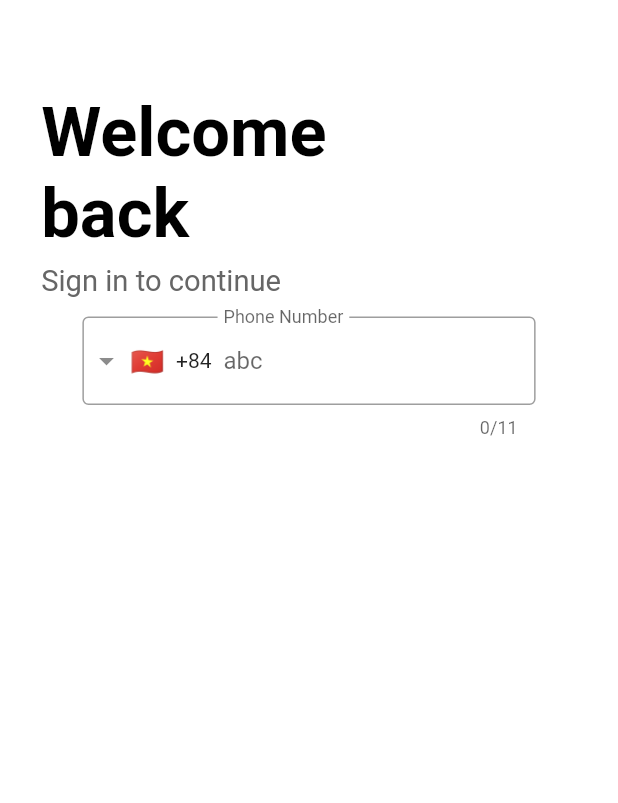
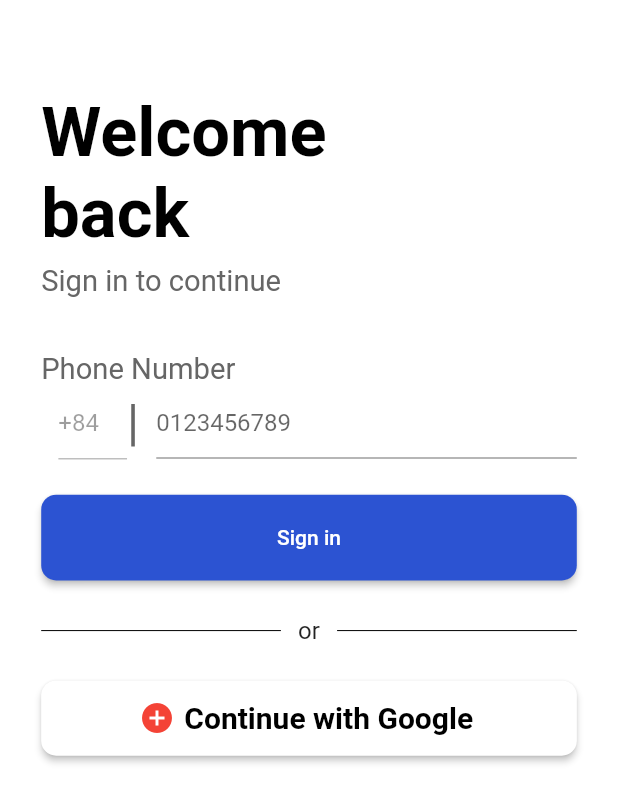
Before and after one commit to FPTUCapstone/CapstoneEmpireMobile, a Flutter app: the screen it shows after launch, on a phone screen of 412 x 824 dp. Shown: the top 803 px of the screen. Run offline on Flutter 3.47's test engine with Material 2 defaults, Android fonts, the phone set to English and light mode, and no system bars; drawn by our look-alikes of intl_phone_field; our stand-ins replace flutter_screenutil, get, pinput.

Commit message:
Done Pinput Screen Without Connect Firebase

```diff
--- a/lib/main.dart
+++ b/lib/main.dart
@@ -1,4 +1,6 @@
 import 'package:empiregarage_mobile/routes/routes.dart';
+import 'package:empiregarage_mobile/screens/login/login_screen.dart';
+import 'package:empiregarage_mobile/screens/login/otp_confirmation.dart';
 import 'package:empiregarage_mobile/screens/welcome/welcome_screen.dart';
 import 'package:flutter/material.dart';
 import 'package:get/get.dart';
@@ -30,7 +32,7 @@ class MyApp extends StatelessWidget {
           home: child,
         );
       },
-      child: const WelcomeScreen(),
+      child: const LoginScreen(),
     );
   }
 }
--- a/lib/screens/login/login_screen.dart
+++ b/lib/screens/login/login_screen.dart
@@ -1,7 +1,7 @@
+import 'package:empiregarage_mobile/screens/login/otp_confirmation.dart';
 import 'package:empiregarage_mobile/utilities/colors.dart';
 import 'package:flutter/material.dart';
 import 'package:flutter_screenutil/flutter_screenutil.dart';
-import 'package:intl_phone_field/intl_phone_field.dart';
 
 class LoginScreen extends StatefulWidget {
   const LoginScreen({Key? key}) : super(key: key);
@@ -12,8 +12,15 @@ class LoginScreen extends StatefulWidget {
 
 class _LoginScreenState extends State<LoginScreen> {
 
-  late String _country = "VN";
-  late String _phone;
+  TextEditingController countrycode = TextEditingController();
+  String vietNameCode = "+84";
+
+  @override
+  void initState(){
+    countrycode.text = vietNameCode;
+    super.initState();
+  }
+
 
 
   @override
@@ -21,7 +28,7 @@ class _LoginScreenState extends State<LoginScreen> {
     return MaterialApp(
       debugShowCheckedModeBanner: false,
       home: Scaffold(
-        backgroundColor: AppColors.LoginScreenBackGround,
+        backgroundColor: AppColors.loginScreenBackGround,
         body: SafeArea(
           child: Padding(
             padding: EdgeInsets.symmetric(horizontal: 24.w),
@@ -36,49 +43,139 @@ class _LoginScreenState extends State<LoginScreen> {
                   style: TextStyle(
                     fontSize: 40.sp,
                     fontWeight: FontWeight.w600,
-                    color: AppColors.BlackTextColor,
+                    color: AppColors.blackTextColor,
                   ),
                 ),
                 SizedBox(
                   height: 5.h,
                 ),
+
                 Text(
                   "Sign in to continue",
                   style: TextStyle(
                     fontSize: 17.sp,
                     fontWeight: FontWeight.w400,
-                    color: AppColors.LightTextColor,
+                    color: AppColors.lightTextColor,
                   ),
                 ),
                 SizedBox(
-                  height: 10.h,
+                  height: 30.h,
+                ),
+                Text(
+                  "Phone Number",
+                  style: TextStyle(
+                    fontSize: 17.sp,
+                    fontWeight: FontWeight.w400,
+                    color: AppColors.lightTextColor,
+                  ),
+                ),
+                Container(
+                  child: Row(
+                    children: [
+                      SizedBox(
+                        width: 10.w,
+                      ),
+                      SizedBox(
+                        width: 40.w,
+                        child:
+                        TextField(
+                          enabled: false,
+                          controller: countrycode,
+                        ),
+                      ),
+                      const Text(
+                        "|",
+                        style: TextStyle(fontSize: 33, color: AppColors.lightTextColor),
+                      ),
+                      SizedBox(
+                        width: 10.w,
+                      ),
+                      const Expanded(
+                          child: TextField(
+                            decoration: InputDecoration(
+                                hintText: "0123456789",
+                            ),
+
+                          )
+                      ),
+                    ],
+                  ),
+                ),
+                SizedBox(
+                  height: 20.h,
                 ),
                 Row(
                   mainAxisAlignment: MainAxisAlignment.start,
                   children: <Widget>[
                     Expanded(
-                      child: Padding(
-                        padding: EdgeInsets.symmetric(horizontal: 24.w),
-                        child: IntlPhoneField(
-                          decoration: const InputDecoration(
-                            labelText: 'Phone Number',
-                            hintText: 'abc',
-                            floatingLabelBehavior: FloatingLabelBehavior.always,
-                            border: OutlineInputBorder(
-                              borderSide: BorderSide(),
-                            ),
+                      child: ElevatedButton(onPressed: () {
+                        Navigator.push(
+                          context,
+                          MaterialPageRoute(builder: (context) => const OtpConfirmation()),
+                        );
+                      },
+                        style: ElevatedButton.styleFrom(
+                          primary: AppColors.signInBtn,
+                          fixedSize: Size.fromHeight(50.w),
+                          shape: RoundedRectangleBorder(
+                            borderRadius: BorderRadius.circular(10),
                           ),
-                          initialCountryCode: 'VN',
-                          onChanged: (phone) {
-                            _phone = phone.completeNumber.toString().trim();
-                          },
-                          onCountryChanged: (country) {
-                            _country = country.name.toString().trim();
-                          },
+                        ),
+                        child: const Text(
+                            'Sign in'
                         ),
                       ),
                     ),
                   ],
+                ),
+                SizedBox(
+                  height: 20.h,
+                ),
+                Container(
+                  child: Row(
+                    crossAxisAlignment: CrossAxisAlignment.center,
+                    mainAxisAlignment: MainAxisAlignment.center,
+                    children: [
+                      const Expanded(
+                          child: Divider(
+                            color: AppColors.blackTextColor,
+                          )),
+                      SizedBox(
+                        width: 10.w,
+                      ),
+                      Text(
+                       "or",
+                        style: TextStyle(
+                          fontSize: 14.sp,
+                        ),
+                      ),
+                      SizedBox(
+                        width: 10.w,
+                      ),
+                      const Expanded(
+                          child: Divider(
+                            color: AppColors.blackTextColor,
+                          )),
+                    ],
+                  ),
+                ),
+                SizedBox(
+                  height: 20.h,
+                ),
+                ElevatedButton.icon(
+                  style: ElevatedButton.styleFrom(
+                      backgroundColor: Colors.white,
+                      minimumSize: Size(MediaQuery.of(context).size.width, 50),
+                      shape: RoundedRectangleBorder(
+                        borderRadius: BorderRadius.circular(10),
+                      ),
+                      textStyle: TextStyle(fontSize: 20, fontWeight: FontWeight.bold)
+                  ),
+                  onPressed: () {
+
+                  },
+                  icon: Icon(Icons.add_circle, color: Colors.red,),
+                  label: Text("Continue with Google", style: TextStyle(color: Colors.black),),
                 ),
               ],
             ),
--- a/lib/screens/welcome/welcome_screen.dart
+++ b/lib/screens/welcome/welcome_screen.dart
@@ -18,7 +18,7 @@ class WelcomeScreen extends StatelessWidget {
     return MaterialApp(
       debugShowCheckedModeBanner: false,
       home: Scaffold(
-        backgroundColor: AppColors.WelcomeScreenBackGround,
+        backgroundColor: AppColors.welcomeScreenBackGround,
         body: Center(
             child: Container(
               width: 290,
--- a/lib/utilities/colors.dart
+++ b/lib/utilities/colors.dart
@@ -3,11 +3,15 @@ import 'package:flutter/material.dart';
 class AppColors{
 
   //Background Color
-  static final Color WelcomeScreenBackGround = const Color(0xFF2C53D2);
-  static final Color LoginScreenBackGround = const Color(0xFFFFFFFF);
+  static const Color welcomeScreenBackGround = Color(0xFF2C53D2);
+  static const Color loginScreenBackGround = Color(0xFFFFFFFF);
 
 
   //Text Color
-  static final Color BlackTextColor = const Color(0xFF000000);
-  static final Color LightTextColor = const Color(0xFF666666);
+  static const Color blackTextColor = const Color(0xFF000000);
+  static const Color lightTextColor = const Color(0xFF666666);
+
+  //Button Color
+  static const Color signInBtn = const Color(0xFF2C53D2);
+
 }
--- a/pubspec.yaml
+++ b/pubspec.yaml
@@ -35,9 +35,7 @@ dependencies:
   get: ^4.6.5
   responsive_framework: ^0.2.0
   flutter_screenutil: ^5.6.0
-  country_list_pick: ^1.0.0+3
-  intl_phone_field: ^3.1.0
-
+  pinput: ^2.2.16
 
 
   # The following adds the Cupertino Icons font to your application.
```
Also changed, not shown: lib/screens/login/otp_confirmation.dart (added, +145 -0 lines), pubspec.lock, 5 other files.
